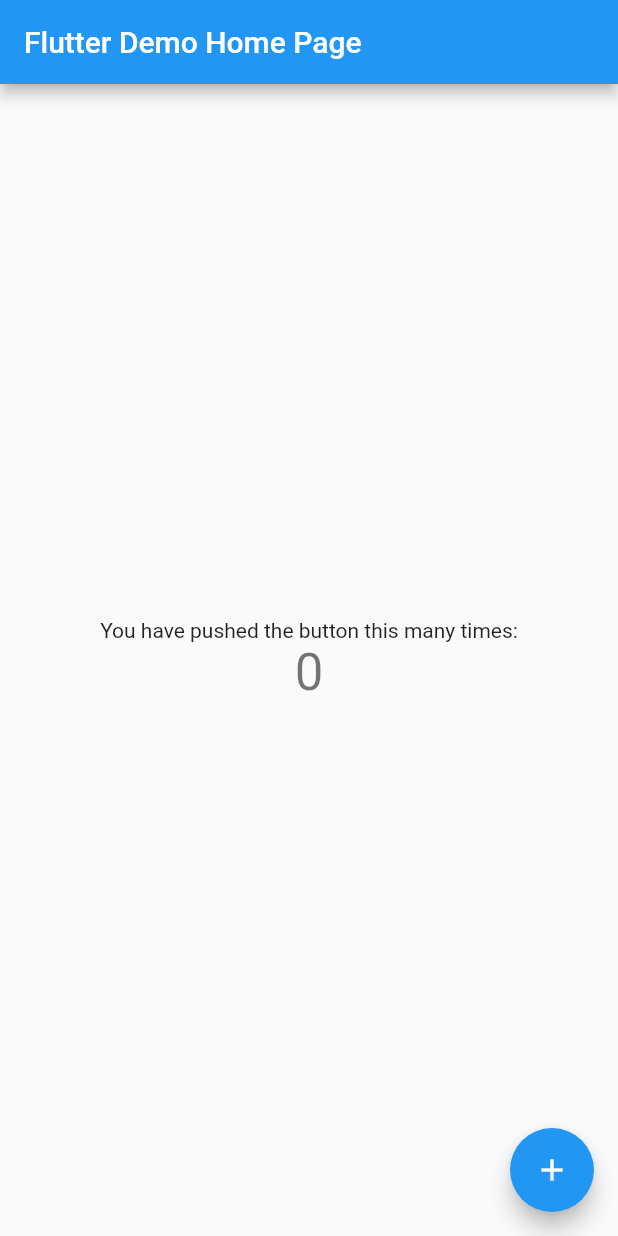
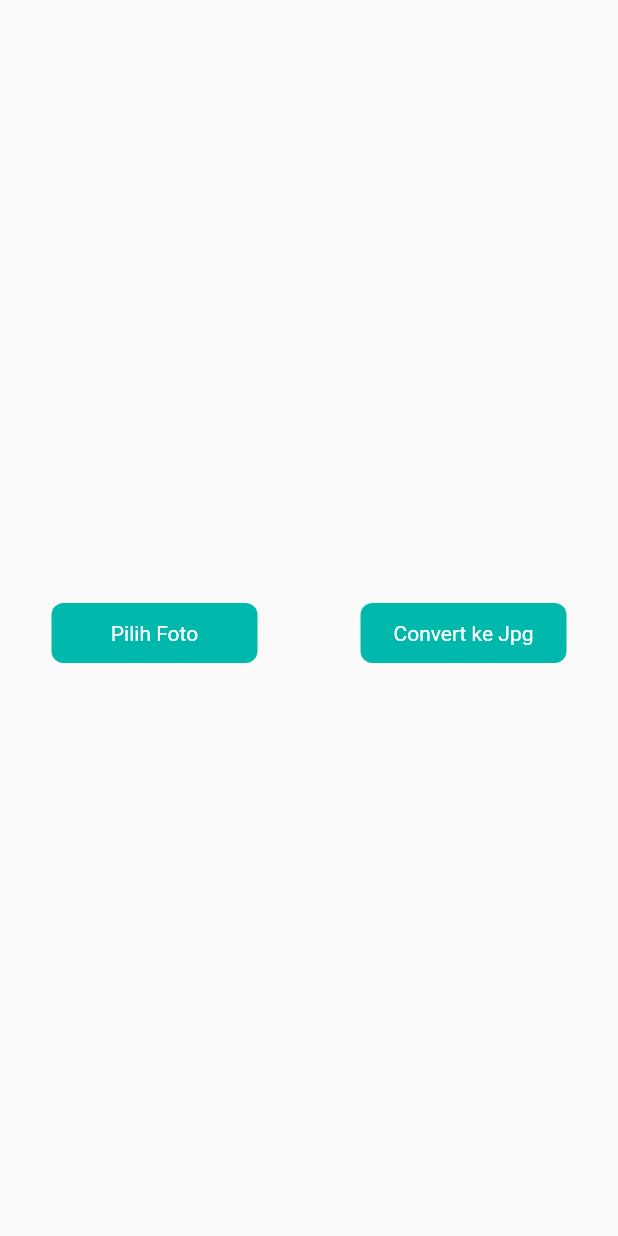
Before and after one commit to taufiqjack/flutter_convert_heictojpg, a Flutter app: the screen it shows after launch, on a phone screen of 412 x 824 dp. Run offline on Flutter 3.47's test engine with Material 2 defaults, Android fonts, the phone set to English and light mode, and no system bars; our stand-ins replace image_picker; missing offline and left inert: heic_to_jpg.

Commit message:
update convert function

```diff
--- /dev/null
+++ b/lib/common/views/home_view.dart
@@ -0,0 +1,108 @@
+import 'dart:io';
+
+import 'package:flutter/foundation.dart';
+import 'package:flutter/material.dart';
+import 'package:heic_to_jpg/heic_to_jpg.dart';
+import 'package:image_picker/image_picker.dart';
+import 'package:path_provider/path_provider.dart';
+
+class HomeView extends StatefulWidget {
+  const HomeView({super.key});
+
+  @override
+  State<HomeView> createState() => _HomeViewState();
+}
+
+class _HomeViewState extends State<HomeView> {
+  File? imageFile;
+  dynamic pickImageError;
+  final picker = ImagePicker();
+  String? convertPath;
+  String? jpgPath;
+
+  void _onSelectImagePicker(ImageSource source) async {
+    try {
+      final pickedFile = await picker.pickImage(source: source);
+      if (pickedFile != null) {
+        imageFile = File(pickedFile.path);
+      } else {
+        if (kDebugMode) {
+          print('No image selected');
+        }
+      }
+    } catch (e) {
+      pickImageError = e;
+    }
+    if (imageFile != null) {}
+    setState(() {});
+  }
+
+  @override
+  Widget build(BuildContext context) {
+    return Scaffold(
+      body: Center(
+          child: Column(
+        mainAxisAlignment: MainAxisAlignment.center,
+        children: [
+          imageFile == null
+              ? const SizedBox()
+              : ClipRRect(
+                  borderRadius: BorderRadius.circular(10),
+                  child: Image.file(
+                    File(imageFile!.path),
+                    height: MediaQuery.of(context).size.height / 2,
+                  ),
+                ),
+          const SizedBox(
+            height: 20,
+          ),
+          Row(
+            mainAxisAlignment: MainAxisAlignment.spaceAround,
+            children: [
+              InkWell(
+                onTap: () {
+                  _onSelectImagePicker(ImageSource.gallery);
+                },
+                child: Container(
+                  height: 40,
+                  width: MediaQuery.of(context).size.width / 3,
+                  decoration: BoxDecoration(
+                    borderRadius: BorderRadius.circular(8),
+                    color: Color.fromARGB(255, 0, 185, 172),
+                  ),
+                  child: const Center(
+                    child: Text(
+                      'Pilih Foto',
+                      style: TextStyle(color: Colors.white),
+                    ),
+                  ),
+                ),
+              ),
+              InkWell(
+                onTap: () async {
+                  convertPath = (await getTemporaryDirectory()).path;
+                  jpgPath = await HeicToJpg.convert(imageFile!.path);
+                  imageFile = File(jpgPath!);
+                },
+                child: Container(
+                  height: 40,
+                  width: MediaQuery.of(context).size.width / 3,
+                  decoration: BoxDecoration(
+                    borderRadius: BorderRadius.circular(8),
+                    color: Color.fromARGB(255, 0, 185, 172),
+                  ),
+                  child: const Center(
+                    child: Text(
+                      'Convert ke Jpg',
+                      style: TextStyle(color: Colors.white),
+                    ),
+                  ),
+                ),
+              ),
+            ],
+          )
+        ],
+      )),
+    );
+  }
+}
--- a/lib/main.dart
+++ b/lib/main.dart
@@ -1,7 +1,10 @@
 import 'package:flutter/material.dart';
+import 'package:flutter_convert_heictojpg/common/views/home_view.dart';
 
 void main() {
-  runApp(const MyApp());
+  runApp(const MaterialApp(
+    home: HomeView(),
+  ));
 }
 
 class MyApp extends StatelessWidget {
--- a/pubspec.yaml
+++ b/pubspec.yaml
@@ -36,6 +36,10 @@
   # The following adds the Cupertino Icons font to your application.
   # Use with the CupertinoIcons class for iOS style icons.
   cupertino_icons: ^1.0.2
+  path_provider: ^2.0.11
+  go_router: ^5.1.5
+  heic_to_jpg: ^0.2.0
+  image_picker: ^0.8.6
 
 dev_dependencies:
   flutter_test:
```
Also changed, not shown: pubspec.lock, 1 other file.
